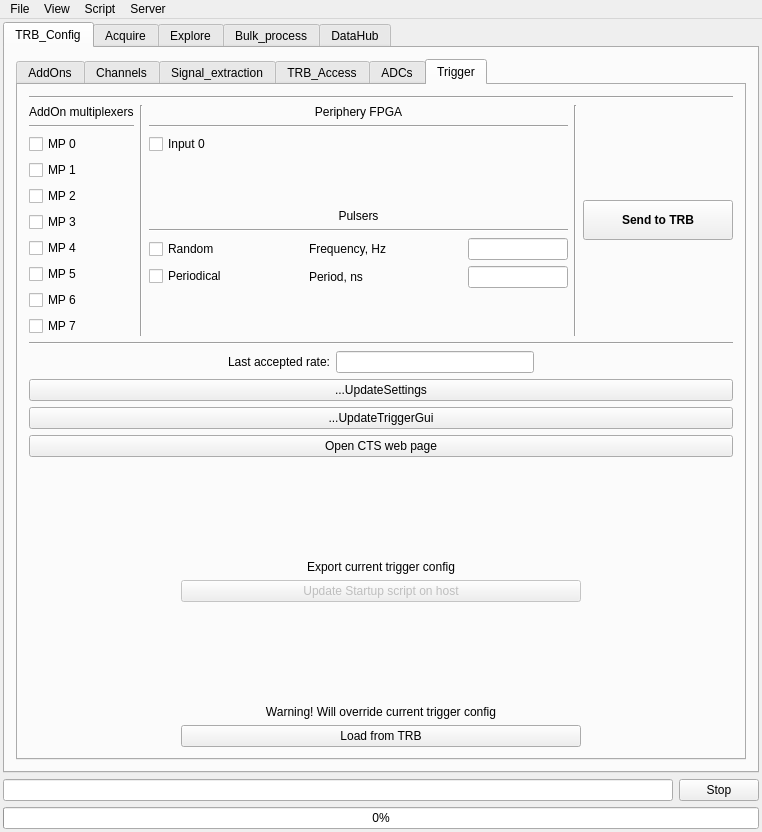
Old version of the form GUI/mainwindow.ui in the repository andrmor/TRB3reader.
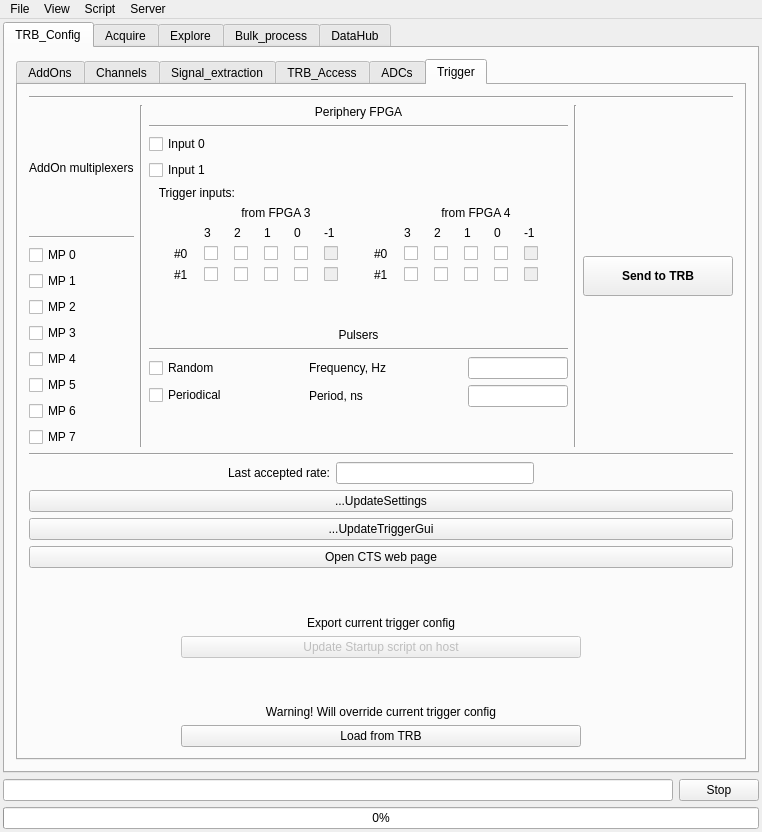
New version of the form. The open tabs and pages were chosen to show the change.

What changed in the file:
```diff
--- a/GUI/mainwindow.ui
+++ b/GUI/mainwindow.ui
@@ -2367,6 +2367,320 @@
                   </property>
                  </widget>
                 </item>
+                <item>
+                 <widget class="QCheckBox" name="cbPeripheryFPGA1">
+                  <property name="text">
+                   <string>Input 1</string>
+                  </property>
+                 </widget>
+                </item>
+                <item>
+                 <widget class="QLabel" name="label_82">
+                  <property name="text">
+                   <string>   Trigger inputs:</string>
+                  </property>
+                 </widget>
+                </item>
+                <item>
+                 <layout class="QHBoxLayout" name="horizontalLayout_71">
+                  <property name="leftMargin">
+                   <number>25</number>
+                  </property>
+                  <property name="topMargin">
+                   <number>0</number>
+                  </property>
+                  <item>
+                   <layout class="QGridLayout" name="gridLayout">
+                    <property name="topMargin">
+                     <number>0</number>
+                    </property>
+                    <property name="rightMargin">
+                     <number>20</number>
+                    </property>
+                    <item row="3" column="3">
+                     <widget class="QCheckBox" name="cbT311">
+                      <property name="text">
+                       <string/>
+                      </property>
+                     </widget>
+                    </item>
+                    <item row="3" column="2">
+                     <widget class="QCheckBox" name="cbT321">
+                      <property name="text">
+                       <string/>
+                      </property>
+                     </widget>
+                    </item>
+                    <item row="2" column="2">
+                     <widget class="QCheckBox" name="cbT320">
+                      <property name="text">
+                       <string/>
+                      </property>
+                     </widget>
+                    </item>
+                    <item row="3" column="5">
+                     <widget class="QCheckBox" name="checkBox_10">
+                      <property name="enabled">
+                       <bool>false</bool>
+                      </property>
+                      <property name="text">
+                       <string/>
+                      </property>
+                     </widget>
+                    </item>
+                    <item row="2" column="4">
+                     <widget class="QCheckBox" name="cbT300">
+                      <property name="text">
+                       <string/>
+                      </property>
+                     </widget>
+                    </item>
+                    <item row="2" column="5">
+                     <widget class="QCheckBox" name="checkBox_9">
+                      <property name="enabled">
+                       <bool>false</bool>
+                      </property>
+                      <property name="text">
+                       <string/>
+                      </property>
+                     </widget>
+                    </item>
+                    <item row="3" column="1">
+                     <widget class="QCheckBox" name="cbT331">
+                      <property name="text">
+                       <string/>
+                      </property>
+                     </widget>
+                    </item>
+                    <item row="2" column="0">
+                     <widget class="QLabel" name="label_79">
+                      <property name="text">
+                       <string>#0</string>
+                      </property>
+                     </widget>
+                    </item>
+                    <item row="2" column="1">
+                     <widget class="QCheckBox" name="cbT330">
+                      <property name="text">
+                       <string/>
+                      </property>
+                     </widget>
+                    </item>
+                    <item row="3" column="0">
+                     <widget class="QLabel" name="label_80">
+                      <property name="text">
+                       <string>#1</string>
+                      </property>
+                     </widget>
+                    </item>
+                    <item row="0" column="1" colspan="5">
+                     <widget class="QLabel" name="label_81">
+                      <property name="text">
+                       <string>from FPGA 3</string>
+                      </property>
+                      <property name="alignment">
+                       <set>Qt::AlignCenter</set>
+                      </property>
+                     </widget>
+                    </item>
+                    <item row="2" column="3">
+                     <widget class="QCheckBox" name="cbT310">
+                      <property name="text">
+                       <string/>
+                      </property>
+                     </widget>
+                    </item>
+                    <item row="3" column="4">
+                     <widget class="QCheckBox" name="cbT301">
+                      <property name="text">
+                       <string/>
+                      </property>
+                     </widget>
+                    </item>
+                    <item row="1" column="1">
+                     <widget class="QLabel" name="label_86">
+                      <property name="text">
+                       <string>3</string>
+                      </property>
+                     </widget>
+                    </item>
+                    <item row="1" column="2">
+                     <widget class="QLabel" name="label_87">
+                      <property name="text">
+                       <string>2</string>
+                      </property>
+                     </widget>
+                    </item>
+                    <item row="1" column="3">
+                     <widget class="QLabel" name="label_88">
+                      <property name="text">
+                       <string>1</string>
+                      </property>
+                     </widget>
+                    </item>
+                    <item row="1" column="4">
+                     <widget class="QLabel" name="label_89">
+                      <property name="text">
+                       <string>0</string>
+                      </property>
+                     </widget>
+                    </item>
+                    <item row="1" column="5">
+                     <widget class="QLabel" name="label_90">
+                      <property name="text">
+                       <string>-1</string>
+                      </property>
+                     </widget>
+                    </item>
+                   </layout>
+                  </item>
+                  <item>
+                   <layout class="QGridLayout" name="gridLayout_2">
+                    <property name="topMargin">
+                     <number>0</number>
+                    </property>
+                    <property name="rightMargin">
+                     <number>20</number>
+                    </property>
+                    <item row="3" column="1">
+                     <widget class="QCheckBox" name="cbT431">
+                      <property name="text">
+                       <string/>
+                      </property>
+                     </widget>
+                    </item>
+                    <item row="3" column="2">
+                     <widget class="QCheckBox" name="cbT421">
+                      <property name="text">
+                       <string/>
+                      </property>
+                     </widget>
+                    </item>
+                    <item row="2" column="1">
+                     <widget class="QCheckBox" name="cbT430">
+                      <property name="text">
+                       <string/>
+                      </property>
+                     </widget>
+                    </item>
+                    <item row="2" column="5">
+                     <widget class="QCheckBox" name="checkBox_17">
+                      <property name="enabled">
+                       <bool>false</bool>
+                      </property>
+                      <property name="text">
+                       <string/>
+                      </property>
+                     </widget>
+                    </item>
+                    <item row="3" column="4">
+                     <widget class="QCheckBox" name="cbT401">
+                      <property name="text">
+                       <string/>
+                      </property>
+                     </widget>
+                    </item>
+                    <item row="2" column="3">
+                     <widget class="QCheckBox" name="cbT410">
+                      <property name="text">
+                       <string/>
+                      </property>
+                     </widget>
+                    </item>
+                    <item row="2" column="0">
+                     <widget class="QLabel" name="label_83">
+                      <property name="text">
+                       <string>#0</string>
+                      </property>
+                     </widget>
+                    </item>
+                    <item row="3" column="5">
+                     <widget class="QCheckBox" name="checkBox_14">
+                      <property name="enabled">
+                       <bool>false</bool>
+                      </property>
+                      <property name="text">
+                       <string/>
+                      </property>
+                     </widget>
+                    </item>
+                    <item row="0" column="1" colspan="5">
+                     <widget class="QLabel" name="label_85">
+                      <property name="text">
+                       <string>from FPGA 4</string>
+                      </property>
+                      <property name="alignment">
+                       <set>Qt::AlignCenter</set>
+                      </property>
+                     </widget>
+                    </item>
+                    <item row="2" column="4">
+                     <widget class="QCheckBox" name="cbT400">
+                      <property name="text">
+                       <string/>
+                      </property>
+                     </widget>
+                    </item>
+                    <item row="2" column="2">
+                     <widget class="QCheckBox" name="cbT420">
+                      <property name="text">
+                       <string/>
+                      </property>
+                     </widget>
+                    </item>
+                    <item row="3" column="3">
+                     <widget class="QCheckBox" name="cbT411">
+                      <property name="text">
+                       <string/>
+                      </property>
+                     </widget>
+                    </item>
+                    <item row="3" column="0">
+                     <widget class="QLabel" name="label_84">
+                      <property name="text">
+                       <string>#1</string>
+                      </property>
+                     </widget>
+                    </item>
+                    <item row="1" column="1">
+                     <widget class="QLabel" name="label_91">
+                      <property name="text">
+                       <string>3</string>
+                      </property>
+                     </widget>
+                    </item>
+                    <item row="1" column="2">
+                     <widget class="QLabel" name="label_92">
+                      <property name="text">
+                       <string>2</string>
+                      </property>
+                     </widget>
+                    </item>
+                    <item row="1" column="3">
+                     <widget class="QLabel" name="label_93">
+                      <property name="text">
+                       <string>1</string>
+                      </property>
+                     </widget>
+                    </item>
+                    <item row="1" column="4">
+                     <widget class="QLabel" name="label_94">
+                      <property name="text">
+                       <string>0</string>
+                      </property>
+                     </widget>
+                    </item>
+                    <item row="1" column="5">
+                     <widget class="QLabel" name="label_95">
+                      <property name="text">
+                       <string>-1</string>
+                      </property>
+                     </widget>
+                    </item>
+                   </layout>
+                  </item>
+                 </layout>
+                </item>
                 <item>
                  <spacer name="verticalSpacer_31">
                   <property name="orientation">
```
Left out of the diff: 434 changed lines with no effect on the pictures.
